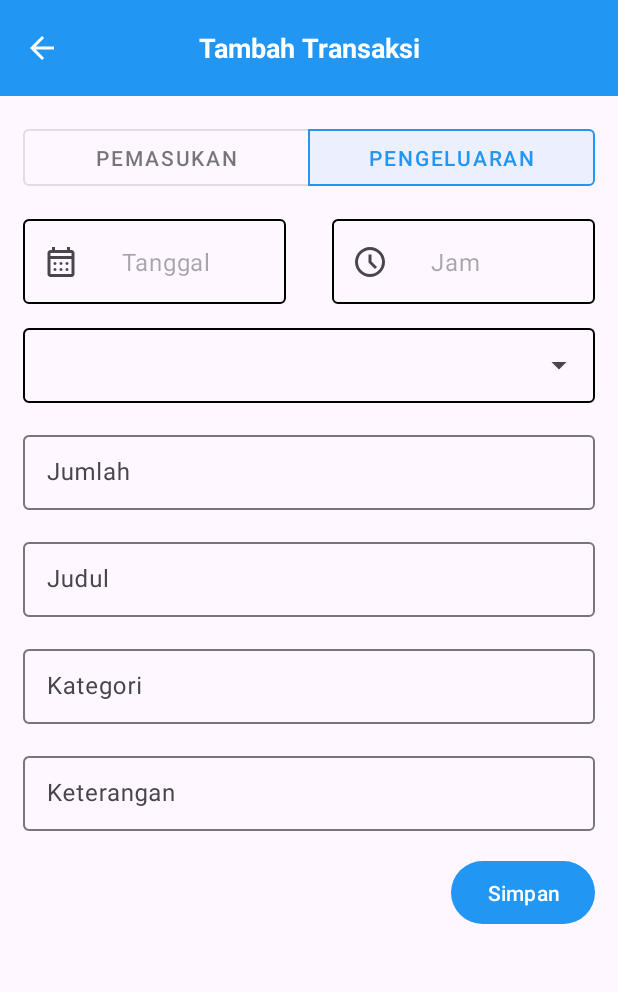
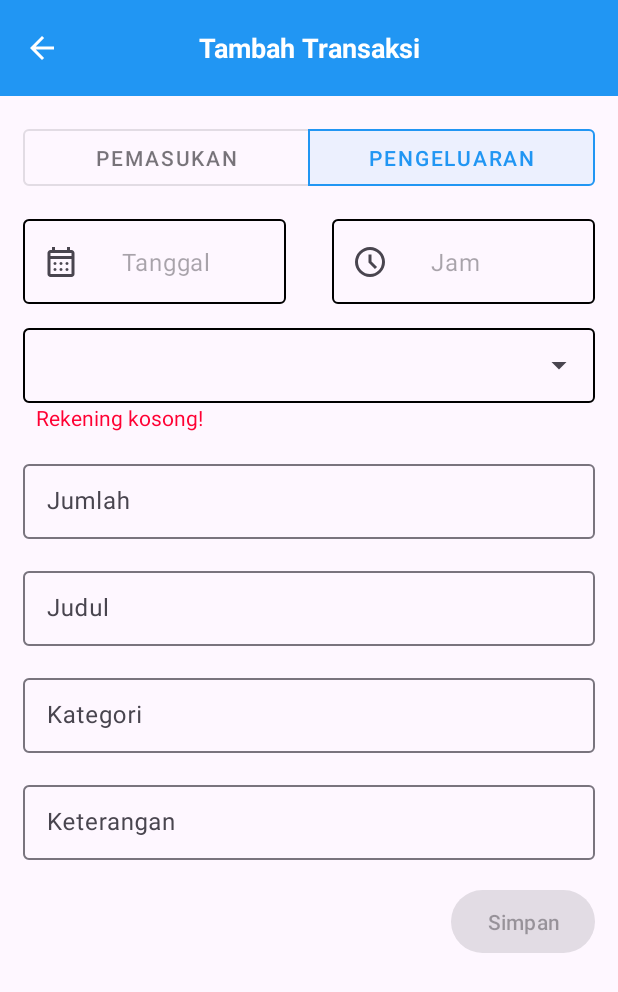
Before and after one commit to CH2-PS188/MD, an Android app: the screen it shows after launch (AddUpdateTransactionActivity), after a tap on "Floating Action Button", on a phone screen of 412 x 824 dp. Shown: the top 992 px of the screen. Run offline under Robolectric (Android 15) with nearby library versions, the phone set to English and light mode, and no system bars; our stand-ins replace Room's generated code.

Commit message:
validation add transaction

```diff
--- a/app/src/main/java/com/moneo/moneo/data/repository/TransactionRepository.kt
+++ b/app/src/main/java/com/moneo/moneo/data/repository/TransactionRepository.kt
@@ -14,7 +14,9 @@ class TransactionRepository private constructor(
 ) {
     private val executorService: ExecutorService = Executors.newSingleThreadExecutor()
 
-    fun getAllTransaction(): LiveData<List<Transaction>> = transactionDao.getAllTransaction()
+    fun getAllTransaction(): LiveData<List<Transaction>> {
+        return transactionDao.getAllTransaction()
+    }
 
     fun insertTransaction(transaction: Transaction) {
         executorService.execute {
@@ -34,12 +36,8 @@ class TransactionRepository private constructor(
         }
     }
 
-    fun getAllRekeningForSpinner(): LiveData<List<Rekening>> = rekeningDao.getAllRekening()
-
-    fun setUpdateRekening(rekening: Rekening) {
-        executorService.execute {
-            rekeningDao.updateRekening(rekening)
-        }
+    fun getRekeningForTransaction(): LiveData<List<Rekening>> {
+        return rekeningDao.getAllRekening()
     }
 
     companion object {
--- a/app/src/main/java/com/moneo/moneo/ui/transaction/AddUpdateTransactionViewModel.kt
+++ b/app/src/main/java/com/moneo/moneo/ui/transaction/AddUpdateTransactionViewModel.kt
@@ -1,28 +1,41 @@
 package com.moneo.moneo.ui.transaction
 
 import androidx.lifecycle.LiveData
+import androidx.lifecycle.MediatorLiveData
 import androidx.lifecycle.ViewModel
+import androidx.lifecycle.viewModelScope
 import com.moneo.moneo.data.local.rekening.Rekening
 import com.moneo.moneo.data.local.transaction.Transaction
 import com.moneo.moneo.data.repository.TransactionRepository
+import kotlinx.coroutines.Dispatchers
+import kotlinx.coroutines.launch
 
 class AddUpdateTransactionViewModel(private val transactionRepository: TransactionRepository) : ViewModel(){
 
-    val itemListRekening: LiveData<List<Rekening>> = transactionRepository.getAllRekeningForSpinner()
+    private val _rekeningList = MediatorLiveData<List<Rekening>>()
+    val rekeningList: LiveData<List<Rekening>> =_rekeningList
+
+    init {
+        _rekeningList.addSource(transactionRepository.getRekeningForTransaction()) { listRekening ->
+            _rekeningList.value = listRekening
+        }
+    }
 
     fun insertTransaction(transaction: Transaction) {
-        transactionRepository.insertTransaction(transaction)
+        viewModelScope.launch(Dispatchers.IO) {
+            transactionRepository.insertTransaction(transaction)
+        }
     }
 
     fun updateTransaction(transaction: Transaction) {
-        transactionRepository.updateTransaction(transaction)
+        viewModelScope.launch(Dispatchers.IO) {
+            transactionRepository.updateTransaction(transaction)
+        }
     }
 
     fun deleteTransaction(transaction: Transaction) {
-        transactionRepository.deleteTransaction(transaction)
-    }
-
-    fun setUpdateRekening(rekening: Rekening) {
-        transactionRepository.setUpdateRekening(rekening)
+        viewModelScope.launch(Dispatchers.IO) {
+            transactionRepository.deleteTransaction(transaction)
+        }
     }
 }
--- a/app/src/main/java/com/moneo/moneo/ui/transaction/TransactionFragment.kt
+++ b/app/src/main/java/com/moneo/moneo/ui/transaction/TransactionFragment.kt
@@ -9,13 +9,16 @@ import android.view.ViewGroup
 import androidx.fragment.app.viewModels
 import androidx.recyclerview.widget.LinearLayoutManager
 import com.moneo.moneo.ViewModelFactory
-import com.moneo.moneo.adapter.TransactionAdapter
 import com.moneo.moneo.databinding.FragmentTransactionBinding
 
 class TransactionFragment : Fragment() {
 
     private var _binding: FragmentTransactionBinding? = null
     private val binding get() = _binding
+
+    private val viewModel: TransactionViewModel by viewModels {
+        ViewModelFactory.getInstance(requireActivity())
+    }
 
     override fun onCreateView(
         inflater: LayoutInflater,
@@ -29,11 +32,11 @@ class TransactionFragment : Fragment() {
     override fun onViewCreated(view: View, savedInstanceState: Bundle?) {
         super.onViewCreated(view, savedInstanceState)
 
-        val factory: ViewModelFactory = ViewModelFactory.getInstance(requireActivity())
-        val viewModel: TransactionViewModel by viewModels {
-            factory
-        }
+        setListTransaction()
+        setFabClick()
+    }
 
+    private fun setListTransaction() {
         val transactionAdapter = TransactionAdapter()
 
         viewModel.getAllTransaction().observe(viewLifecycleOwner) { result ->
@@ -47,10 +50,14 @@ class TransactionFragment : Fragment() {
             setHasFixedSize(true)
             adapter = transactionAdapter
         }
+    }
 
+    private fun setFabClick() {
         binding?.btnFab?.setOnClickListener {
             val intent = Intent(activity, AddUpdateTransactionActivity::class.java)
             startActivity(intent)
         }
     }
+
+
 }
--- a/app/src/main/java/com/moneo/moneo/ui/transaction/TransactionViewModel.kt
+++ b/app/src/main/java/com/moneo/moneo/ui/transaction/TransactionViewModel.kt
@@ -7,6 +7,8 @@ import com.moneo.moneo.data.repository.TransactionRepository
 
 class TransactionViewModel (private val transactionRepository: TransactionRepository) : ViewModel() {
 
-    fun getAllTransaction(): LiveData<List<Transaction>> = transactionRepository.getAllTransaction()
+    fun getAllTransaction(): LiveData<List<Transaction>> {
+        return transactionRepository.getAllTransaction()
+    }
 
 }
--- a/app/src/main/res/layout/activity_add_update_rekening.xml
+++ b/app/src/main/res/layout/activity_add_update_rekening.xml
@@ -70,7 +70,8 @@
             <com.google.android.material.textfield.TextInputEditText
                 android:id="@+id/edt_name"
                 android:layout_width="match_parent"
-                android:layout_height="50dp"
+                android:layout_height="53dp"
+                android:maxLines="1"
                 android:hint="@string/account_name"
                 android:textColorHint="#546E7A" />
 
@@ -85,7 +86,8 @@
             <com.google.android.material.textfield.TextInputEditText
                 android:id="@+id/edt_balance"
                 android:layout_width="match_parent"
-                android:layout_height="50dp"
+                android:layout_height="53dp"
+                android:maxLength="10"
                 android:hint="@string/balance"
                 android:textColorHint="#546E7A"
                 android:inputType="number"/>
--- a/app/src/main/res/layout/activity_add_update_transaction.xml
+++ b/app/src/main/res/layout/activity_add_update_transaction.xml
@@ -175,8 +175,16 @@
                 android:layout_width="match_parent"
                 android:layout_height="50dp"/>
 
+        </com.google.android.material.textfield.TextInputLayout>
 
-        </com.google.android.material.textfield.TextInputLayout>
+        <TextView
+            android:id="@+id/warning_rekening"
+            android:layout_width="match_parent"
+            android:layout_height="wrap_content"
+            android:layout_gravity="start"
+            android:text="Rekening kosong!"
+            android:textColor="@color/red"
+            android:layout_marginHorizontal="24dp"/>
 
         <com.google.android.material.textfield.TextInputLayout
             android:layout_width="match_parent"
```
Also changed, not shown: app/src/main/java/com/moneo/moneo/ui/rekening/AddUpdateRekeningActivity.kt (+30 -21 lines), app/src/main/java/com/moneo/moneo/ui/rekening/RekeningAdapter.kt (renamed from app/src/main/java/com/moneo/moneo/adapter/RekeningAdapter.kt, +9 -3 lines), app/src/main/java/com/moneo/moneo/ui/rekening/RekeningFragment.kt (+10 -6 lines), app/src/main/java/com/moneo/moneo/ui/rekening/RekeningViewModel.kt (+3 -4 lines), app/src/main/java/com/moneo/moneo/ui/transaction/AddUpdateTransactionActivity.kt (+118 -68 lines), app/src/main/java/com/moneo/moneo/ui/transaction/TransactionAdapter.kt (renamed from app/src/main/java/com/moneo/moneo/adapter/TransactionAdapter.kt, +10 -3 lines), app/src/main/java/com/moneo/moneo/utils/SpinnerRekeningAdapter.kt (deleted, +0 -24 lines), app/src/main/res/layout/item_transaction.xml (+16 -1 lines).
